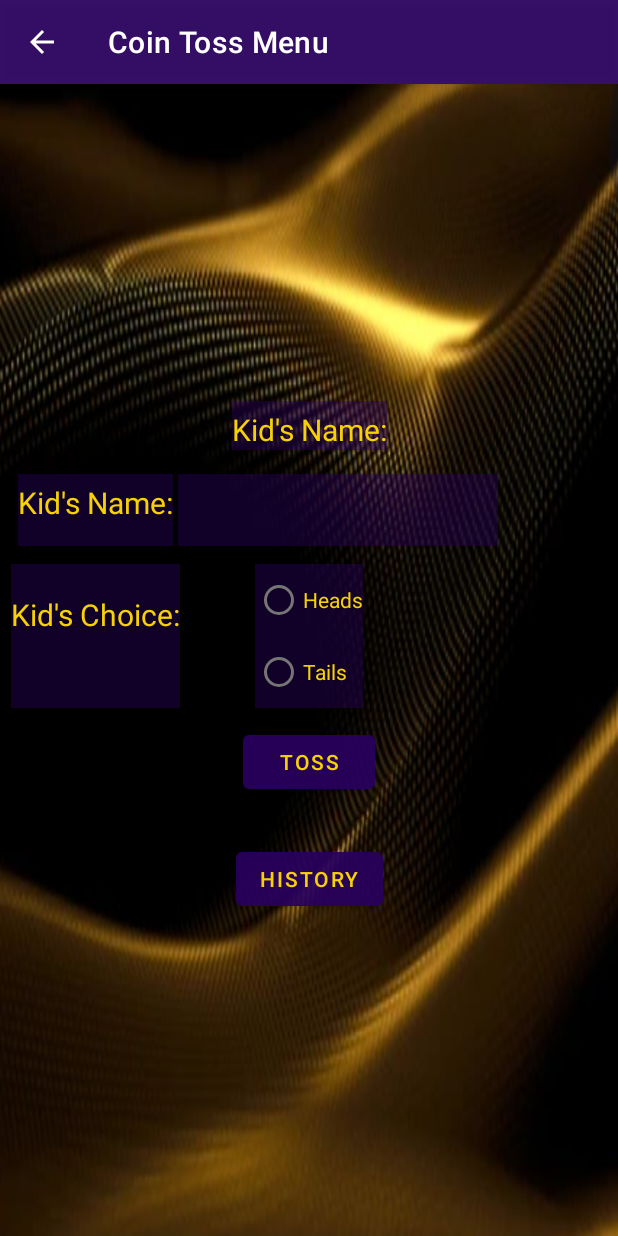
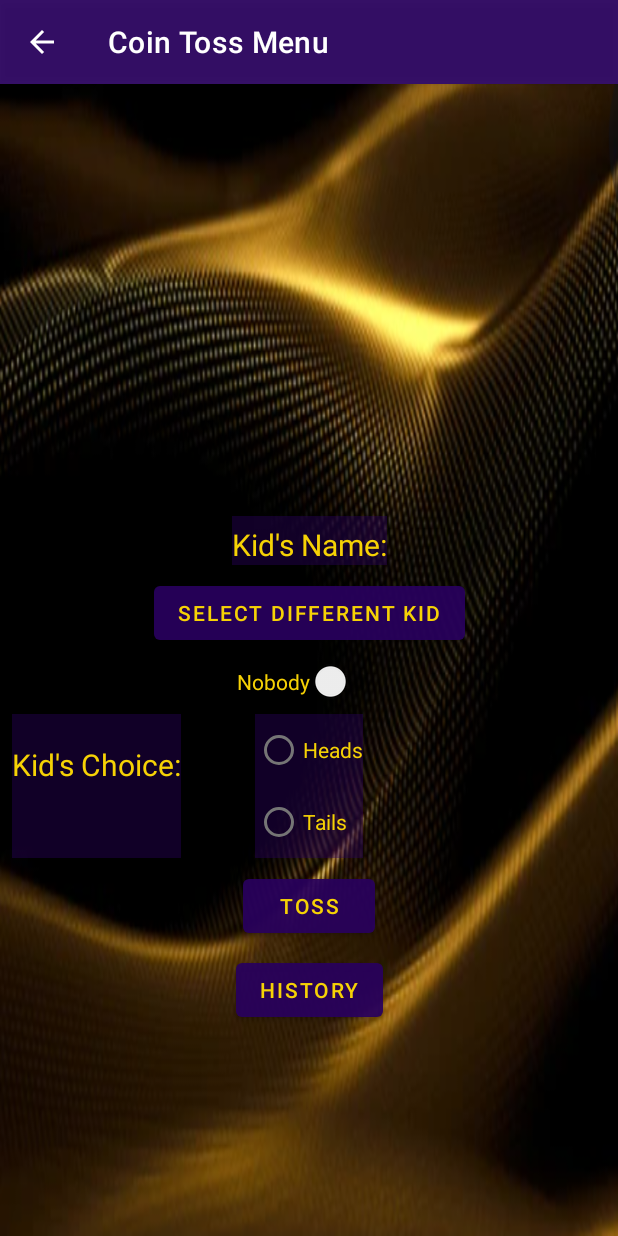
Before and after one commit to mikhael-oo/Parent-app, an Android app: the CoinFlipMenuActivity screen opened directly, with no data from a screen before it, on a phone screen of 412 x 824 dp. Run offline under Robolectric (Android 15) with nearby library versions, the phone set to English and light mode, and no system bars; 3 statements that could not run were skipped.

Commit message:
Coin Queue fully implemented, Kidmanager changed to handle null string, Only portraits remain

```diff
--- a/app/src/main/AndroidManifest.xml
+++ b/app/src/main/AndroidManifest.xml
@@ -3,6 +3,7 @@
     package="com.example.parentapp">
 
     <uses-permission android:name="android.permission.VIBRATE" />
+
     <application
         android:allowBackup="true"
         android:icon="@mipmap/ic_launcher"
@@ -10,6 +11,9 @@
         android:roundIcon="@mipmap/ic_launcher_round"
         android:supportsRtl="true"
         android:theme="@style/Theme.ParentApp">
+        <activity
+            android:name=".CoinManualSelectActivity"
+            android:exported="true" />
         <activity
             android:name=".HistoryActivity"
             android:exported="true" />
--- a/app/src/main/java/com/example/parentapp/HistoryActivity.java
+++ b/app/src/main/java/com/example/parentapp/HistoryActivity.java
@@ -97,7 +97,6 @@ public class HistoryActivity extends AppCompatActivity {
             EditListElems(historyView, record);
             return historyView;
         }
-
     }
 
 
--- a/app/src/main/java/com/example/parentapp/models/KidManager.java
+++ b/app/src/main/java/com/example/parentapp/models/KidManager.java
@@ -32,6 +32,8 @@ public class KidManager implements Iterable<Kid>{
 
     public boolean search(String name)   {
 
+        if(name == null) return false;
+
         for(int i = 0; i < kids.size(); i++)    {
             if(kids.get(i).getName().equalsIgnoreCase(name))    return true;
         }
--- a/app/src/main/res/layout/activity_coin_flip_menu.xml
+++ b/app/src/main/res/layout/activity_coin_flip_menu.xml
@@ -12,65 +12,44 @@
         android:id="@+id/coin_turn_name"
         android:layout_width="wrap_content"
         android:layout_height="0dp"
-        android:layout_marginBottom="16dp"
+        android:layout_marginBottom="8dp"
         android:background="#6D28015D"
         android:paddingTop="5dp"
         android:text="@string/coin_kid_s_name_tv"
         android:textAlignment="center"
         android:textColor="#FFF6D205"
         android:textSize="20sp"
-        app:layout_constraintBottom_toTopOf="@+id/coin_kidName_editText"
-        app:layout_constraintEnd_toEndOf="parent"
-        app:layout_constraintStart_toStartOf="parent" />
+        app:layout_constraintBottom_toTopOf="@+id/coin_manual_kid_select_btn"
+        app:layout_constraintEnd_toEndOf="@+id/coin_manual_kid_select_btn"
+        app:layout_constraintStart_toStartOf="@+id/coin_manual_kid_select_btn" />
 
     <com.google.android.material.appbar.AppBarLayout
         android:layout_width="match_parent"
         android:layout_height="wrap_content"
-        app:layout_constraintBottom_toTopOf="@+id/coin_kidName_editText"
         app:layout_constraintEnd_toEndOf="parent"
         app:layout_constraintStart_toStartOf="parent"
         app:layout_constraintTop_toTopOf="parent"
-        tools:ignore="MissingConstraints"/>
-
-    <EditText
-
-        android:id="@+id/coin_kidName_editText"
-        android:layout_width="wrap_content"
-        android:layout_height="wrap_content"
-        android:layout_marginEnd="80dp"
-        android:layout_marginBottom="200dp"
-        android:background="#6D28015D"
-        android:ems="10"
-        android:inputType="textPersonName"
-        android:minHeight="48dp"
-        android:padding="8dp"
-        android:shadowColor="#FFF6D205"
-        android:textColor="#FFF6D205"
-        android:textColorHint="#304FFE"
-        app:layout_constraintBottom_toBottomOf="parent"
-        app:layout_constraintEnd_toEndOf="parent"
-        app:layout_constraintTop_toTopOf="parent"
-        tools:ignore="Autofill,LabelFor,SpeakableTextPresentCheck" />
+        tools:ignore="MissingConstraints" />
 
     <Button
         android:id="@+id/toss_menu_btn"
         android:layout_width="wrap_content"
         android:layout_height="wrap_content"
-        android:layout_marginTop="120dp"
+        android:layout_marginBottom="8dp"
         android:text="@string/toss"
+        app:layout_constraintBottom_toTopOf="@+id/coin_menu_history_btn"
         app:layout_constraintEnd_toEndOf="parent"
-        app:layout_constraintStart_toStartOf="parent"
-        app:layout_constraintTop_toBottomOf="@+id/coin_kidName_editText" />
+        app:layout_constraintStart_toStartOf="parent" />
 
     <RadioGroup
         android:id="@+id/coin_menu_rg"
         android:layout_width="wrap_content"
         android:layout_height="wrap_content"
+        android:layout_marginBottom="8dp"
         android:background="#6D28015D"
         app:layout_constraintBottom_toTopOf="@+id/toss_menu_btn"
         app:layout_constraintEnd_toEndOf="parent"
-        app:layout_constraintStart_toStartOf="parent"
-        app:layout_constraintTop_toBottomOf="@+id/coin_kidName_editText">
+        app:layout_constraintStart_toStartOf="parent">
 
         <RadioButton
             android:id="@+id/coin_menu_head_rb"
@@ -91,29 +70,12 @@
         android:id="@+id/coin_menu_history_btn"
         android:layout_width="wrap_content"
         android:layout_height="wrap_content"
+        android:layout_marginBottom="140dp"
         android:text="@string/history"
         app:layout_constraintBottom_toBottomOf="parent"
         app:layout_constraintEnd_toEndOf="@+id/toss_menu_btn"
         app:layout_constraintHorizontal_bias="0.523"
-        app:layout_constraintStart_toStartOf="@+id/toss_menu_btn"
-        app:layout_constraintTop_toBottomOf="@+id/toss_menu_btn"
-        app:layout_constraintVertical_bias="0.123" />
-
-    <TextView
-        android:id="@+id/coin_kidName_tv"
-        android:layout_width="wrap_content"
-        android:layout_height="0dp"
-        android:layout_marginStart="8dp"
-        android:background="#6D28015D"
-        android:paddingTop="5dp"
-        android:text="@string/coin_kid_s_name_tv"
-        android:textAlignment="center"
-        android:textColor="#FFF6D205"
-        android:textSize="20sp"
-        app:layout_constraintBottom_toBottomOf="@+id/coin_kidName_editText"
-        app:layout_constraintEnd_toStartOf="@+id/coin_kidName_editText"
-        app:layout_constraintStart_toStartOf="parent"
-        app:layout_constraintTop_toTopOf="@+id/coin_kidName_editText" />
+        app:layout_constraintStart_toStartOf="@+id/toss_menu_btn" />
 
     <TextView
         android:id="@+id/coin_kidChoice_tv"
@@ -127,8 +89,32 @@
         android:textColor="#FFF6D205"
         android:textSize="20sp"
         app:layout_constraintBottom_toBottomOf="@+id/coin_menu_rg"
-        app:layout_constraintEnd_toStartOf="@+id/coin_kidName_editText"
         app:layout_constraintStart_toStartOf="parent"
         app:layout_constraintTop_toTopOf="@+id/coin_menu_rg" />
 
+    <Button
+        android:id="@+id/coin_manual_kid_select_btn"
+        android:layout_width="wrap_content"
+        android:layout_height="wrap_content"
+        android:layout_marginBottom="8dp"
+        android:text="Select Different Kid"
+        app:layout_constraintBottom_toTopOf="@+id/coin_no_kid_toss_switch"
+        app:layout_constraintEnd_toEndOf="@+id/coin_no_kid_toss_switch"
+        app:layout_constraintStart_toStartOf="@+id/coin_no_kid_toss_switch" />
+
+    <Switch
+        android:id="@+id/coin_no_kid_toss_switch"
+        android:layout_width="wrap_content"
+        android:layout_height="wrap_content"
+        android:layout_marginBottom="8dp"
+        android:shadowColor="#C53D3D"
+        android:text="Nobody"
+        android:textColor="#FFF6D205"
+        android:textColorHighlight="#671E1E"
+        android:textColorHint="#7F1212"
+        app:layout_constraintBottom_toTopOf="@+id/coin_menu_rg"
+        app:layout_constraintEnd_toEndOf="@+id/coin_menu_rg"
+        app:layout_constraintStart_toStartOf="@+id/coin_menu_rg"
+        tools:ignore="UseSwitchCompatOrMaterialXml" />
+
 </androidx.constraintlayout.widget.ConstraintLayout>
```
Also changed, not shown: app/src/main/java/com/example/parentapp/CoinFlipMenuActivity.java (+29 -24 lines), app/src/main/java/com/example/parentapp/CoinManualSelectActivity.java (added, +136 -0 lines), app/src/main/java/com/example/parentapp/models/Coin.java (+38 -22 lines), app/src/main/res/layout/activity_coin_manual_select.xml (added, +73 -0 lines), app/src/main/res/layout/queue_view.xml (added, +47 -0 lines).
